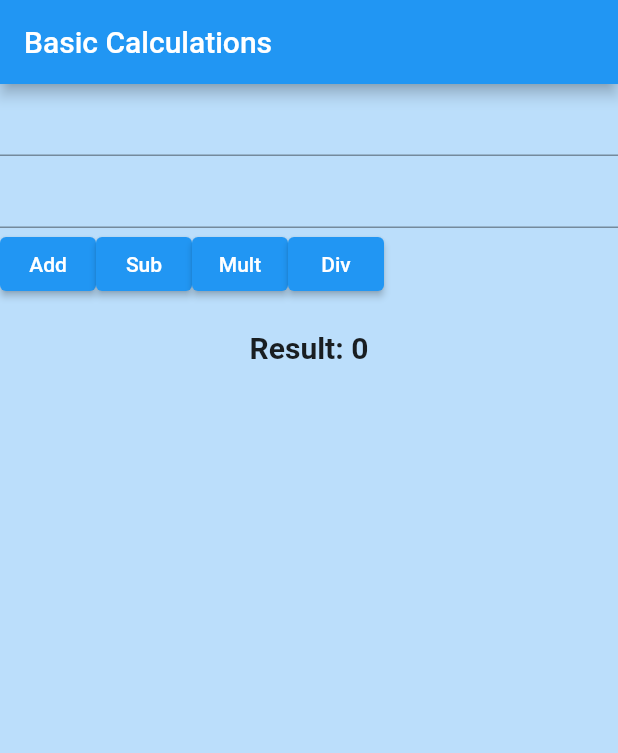
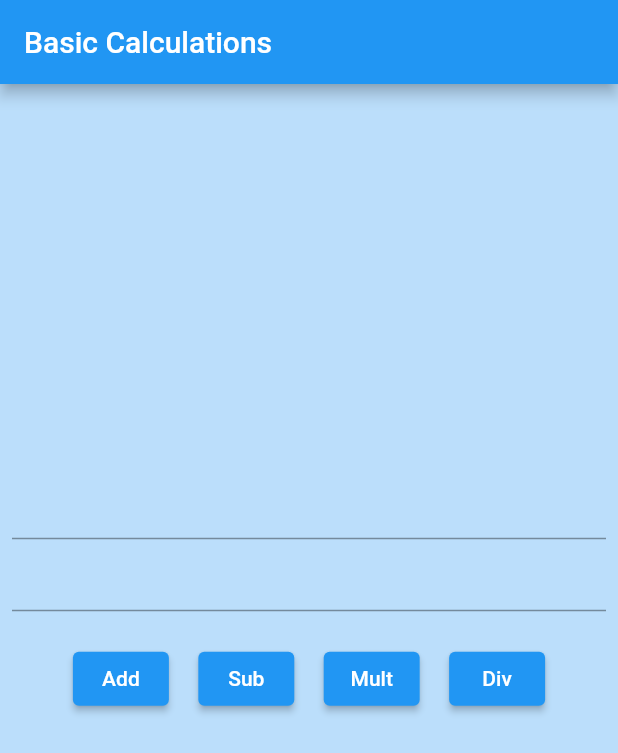
Before and after one commit to prateekp273/calculator_by_using_flutter, a Flutter app: the screen it shows after launch, after a tap on "Add", on a phone screen of 412 x 824 dp. Shown: the top 753 px of the screen. Run offline on Flutter 3.47's test engine with Material 2 defaults, Android fonts, the phone set to English and light mode, and no system bars.

Commit message:
This is my second commit

```diff
--- a/lib/main.dart
+++ b/lib/main.dart
@@ -28,39 +28,7 @@ class _DashBoardScreenState extends State<DashBoardScreen> {
   var no1Controller = TextEditingController();
   var no2Controller = TextEditingController();
 
-  int result = 0;
-
-  void addNumbers() {
-    setState(() {
-      int num1 = int.parse(no1Controller.text);
-      int num2 = int.parse(no2Controller.text);
-      result = num1 + num2;
-    });
-  }
-
-  void subtractNumbers() {
-    setState(() {
-      int num1 = int.parse(no1Controller.text);
-      int num2 = int.parse(no2Controller.text);
-      result = num1 - num2;
-    });
-  }
-
-  void multiplyNumbers() {
-    setState(() {
-      int num1 = int.parse(no1Controller.text);
-      int num2 = int.parse(no2Controller.text);
-      result = num1 * num2;
-    });
-  }
-
-  void divideNumbers() {
-    setState(() {
-      int num1 = int.parse(no1Controller.text);
-      int num2 = int.parse(no2Controller.text);
-      result = num1 ~/ num2; // Use integer division to get an integer result
-    });
-  }
+  var result = "";
 
   @override
   Widget build(BuildContext context) {
@@ -71,40 +39,57 @@ class _DashBoardScreenState extends State<DashBoardScreen> {
       body: Container(
         color: Colors.blue.shade100,
         child: Center(
+          child: Padding(
+            padding: const EdgeInsets.all(8.0),
             child: Column(
+              mainAxisAlignment: MainAxisAlignment.center,
               children: [
                 TextField(
+                  keyboardType: TextInputType.number,
                   controller: no1Controller,
                 ),
                 TextField(
+                  keyboardType: TextInputType.number,
                   controller: no2Controller,
                 ),
-              Row(
+                Padding(
+                  padding: const EdgeInsets.all(21.0),
+                  child: Row(
+                    mainAxisAlignment: MainAxisAlignment.spaceEvenly,
                     children: [
                       ElevatedButton(
-                    onPressed: addNumbers,
+                        onPressed: () {
+                var no1 = int.parse(no1Controller.text.toString());
+                var no2 = int.parse(no1Controller.text.toString());
+
+                var sum = no1 + no2;
+
+                result = "The sum of $no1 and $no2 is $sum";
+
+                setState((){});
+                },
                         child: const Text('Add'),
                       ),
                       ElevatedButton(
-                    onPressed: subtractNumbers,
+                        onPressed: () {},
                         child: const Text('Sub'),
                       ),
                       ElevatedButton(
-                    onPressed: multiplyNumbers,
+                        onPressed: () {},
                         child: const Text('Mult'),
                       ),
                       ElevatedButton(
-                    onPressed: divideNumbers,
+                        onPressed: () {},
                         child: const Text('Div'),
                       ),
                     ],
                   ),
-              const SizedBox(height: 20),
-              Text(
-                'Result: $result',
-                style: TextStyle(fontSize: 20, fontWeight: FontWeight.bold),
                 ),
+                const Padding(
+                  padding:  EdgeInsets.all(21.0),
+                    child:  Text(result, style: TextStyle(fontSize: 25, color: Colors.white),),)
               ],
+            ),
           ),
         ),
       ),
```
Lines whose indentation alone changed are shown as unchanged.
